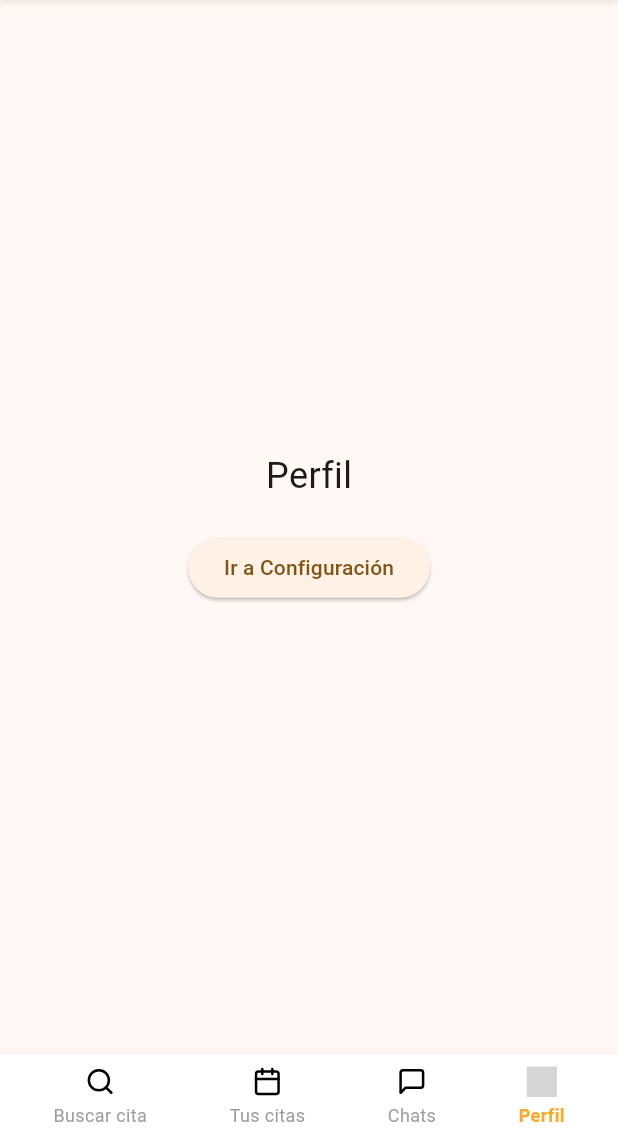
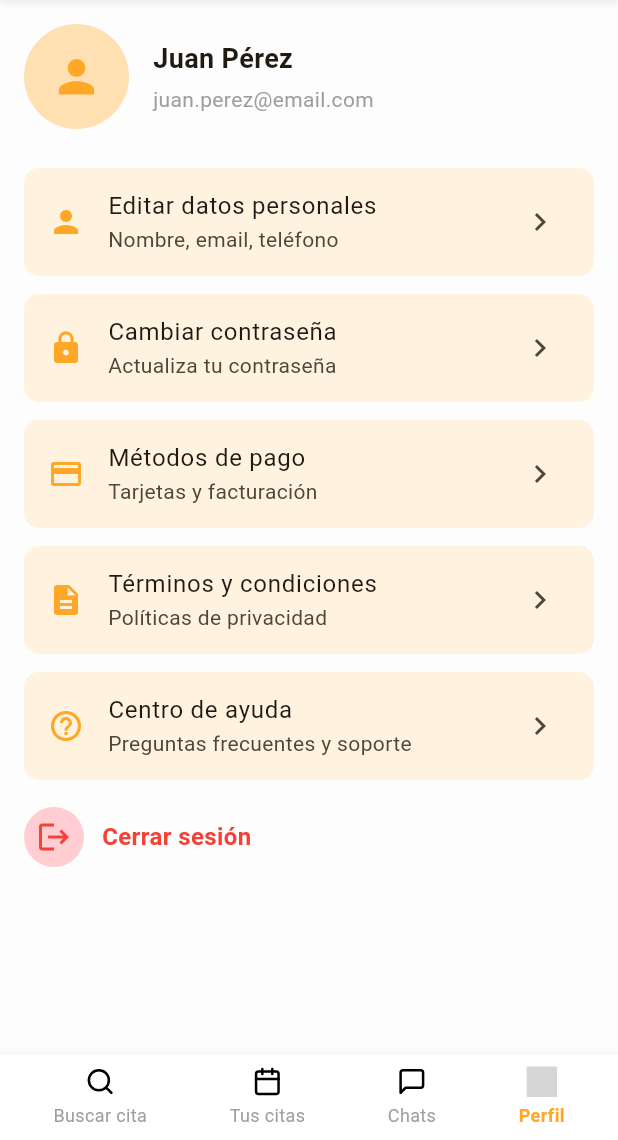
Before and after one commit to terapi-team/terapi-frontend, a Flutter app: the screen it shows after launch, swiped to page 4, on a phone screen of 412 x 824 dp, the part 96-1236 px from its top. Run offline on Flutter 3.47's test engine with Material 3 defaults, Android fonts, the phone set to English and light mode, and no system bars; our stand-ins replace flutter_svg; grey boxes are pictures that could not be loaded.

Commit message:
primer push, profile, y pages de profile

```diff
--- a/lib/pages/profile.dart
+++ b/lib/pages/profile.dart
@@ -1,29 +1,165 @@
 import 'package:flutter/material.dart';
-
-import '../screens/settings.dart';
+import 'package:terapi_frontend/pages/edit_personal_info/patient_edit_personal_info_page.dart';
+import 'package:terapi_frontend/pages/change_password/patient_change_password_page.dart';
+import 'package:terapi_frontend/pages/payment_methods/patient_payment_methods_page.dart';
+import 'package:terapi_frontend/pages/terms_and_conditions/patient_terms_and_conditions_page.dart';
+import 'package:terapi_frontend/pages/help_center/patient_help_center_page.dart';
 
 class ProfilePage extends StatelessWidget {
   const ProfilePage({Key? key}) : super(key: key);
 
+  Widget _buildHeader(BuildContext context) {
+  return Row(
+    children: [
+      const CircleAvatar(
+        radius: 35,
+        backgroundColor: Color(0xFFFFE0B2),
+        child: Icon(Icons.person, size: 35, color: Color(0xFFFFA726)),
+      ),
+      const SizedBox(width: 16),
+      Column(
+        crossAxisAlignment: CrossAxisAlignment.start,
+        children: const [
+          Text(
+            'Juan Pérez',
+            style: TextStyle(fontSize: 18, fontWeight: FontWeight.bold),
+          ),
+          SizedBox(height: 4),
+          Text(
+            'juan.perez@email.com',
+            style: TextStyle(color: Colors.grey),
+          ),
+        ],
+      )
+    ],
+  );
+}
+
+  Widget _buildOption({
+    required IconData icon,
+    required String title,
+    required String subtitle,
+    required VoidCallback onTap,
+  }) {
+    return Card(
+      color: const Color(0xFFFFF3E0),
+      margin: const EdgeInsets.symmetric(vertical: 6),
+      shape: RoundedRectangleBorder(borderRadius: BorderRadius.circular(10)),
+      elevation: 0,
+      child: ListTile(
+        leading: Icon(icon, color: Color(0xFFFFA726)),
+        title: Text(title),
+        subtitle: Text(subtitle),
+        trailing: const Icon(Icons.chevron_right),
+        onTap: onTap,
+      ),
+    );
+  }
+
+  Widget _buildLogoutButton() {
+  return InkWell(
+    onTap: () {
+      print('Cerrando sesión...');
+    },
+    child: Padding(
+      padding: const EdgeInsets.symmetric(vertical: 12.0),
+      child: Row(
+        children: [
+          Container(
+            padding: const EdgeInsets.all(8),
+            decoration: const BoxDecoration(
+              shape: BoxShape.circle,
+              color: Color(0xFFFFCDD2),
+            ),
+            child: const Icon(Icons.logout, color: Colors.red),
+          ),
+          const SizedBox(width: 12),
+          const Text(
+            'Cerrar sesión',
+            style: TextStyle(
+              color: Colors.red,
+              fontWeight: FontWeight.bold,
+              fontSize: 16,
+            ),
+          ),
+        ],
+      ),
+    ),
+  );
+}
+
+
   @override
   Widget build(BuildContext context) {
-    return Column(
-      mainAxisAlignment: MainAxisAlignment.center,
-      children: [
-        const Text('Perfil', style: TextStyle(fontSize: 24)),
-        const SizedBox(height: 20),
-        ElevatedButton(
-          onPressed: () {
-            Navigator.push(
-              context,
-              MaterialPageRoute(
-                builder: (context) => const SettingsScreen(title: 'Configuración'),
-              ),
-            );
-          },
-          child: const Text('Ir a Configuración'),
-        ),
-      ],
+    return Scaffold(
+      backgroundColor: const Color(0xFFFDFDFD),
+      body: ListView(
+        padding: const EdgeInsets.all(16.0),
+        children: [
+          _buildHeader(context),
+          const SizedBox(height: 20),
+          _buildOption(
+            icon: Icons.person,
+            title: 'Editar datos personales',
+            subtitle: 'Nombre, email, teléfono',
+            onTap: () {
+              Navigator.push(
+                context,
+                MaterialPageRoute(builder: (_) => const PatientEditPersonalInfoPage()),
+              );
+            },
+          ),
+          _buildOption(
+            icon: Icons.lock,
+            title: 'Cambiar contraseña',
+            subtitle: 'Actualiza tu contraseña',
+            onTap: () {
+              Navigator.push(
+                context,
+                MaterialPageRoute(builder: (_) => const PatientChangePasswordPage()),
+              );
+            },
+          ),
+          _buildOption(
+            icon: Icons.credit_card,
+            title: 'Métodos de pago',
+            subtitle: 'Tarjetas y facturación',
+            onTap: () {
+              Navigator.push(
+                context,
+                MaterialPageRoute(builder: (_) => const PatientPaymentMethodsPage()),
+              );
+            },
+          ),
+          _buildOption(
+            icon: Icons.description,
+            title: 'Términos y condiciones',
+            subtitle: 'Políticas de privacidad',
+            onTap: () {
+              Navigator.push(
+                context,
+                MaterialPageRoute(builder: (_) => const PatientTermsAndConditionsPage()),
+              );
+            },
+          ),
+          _buildOption(
+            icon: Icons.help_outline,
+            title: 'Centro de ayuda',
+            subtitle: 'Preguntas frecuentes y soporte',
+            onTap: () {
+              Navigator.push(
+                context,
+                MaterialPageRoute(builder: (_) => const PatientHelpCenterPage()),
+              );
+            },
+          ),
+          GestureDetector(
+            onTap: () {
+            },
+            child: _buildLogoutButton(),
+          ),
+        ],
+      ),
     );
   }
 }
```
Also changed, not shown: lib/pages/change_password/patient_change_password_page.dart (added, +15 -0 lines), lib/pages/edit_personal_info/patient_edit_personal_info_page.dart (added, +15 -0 lines), lib/pages/help_center/patient_help_center_page.dart (added, +15 -0 lines), lib/pages/payment_methods/patient_payment_methods_page.dart (added, +15 -0 lines), lib/pages/terms_and_conditions/patient_terms_and_conditions_page.dart (added, +15 -0 lines).
